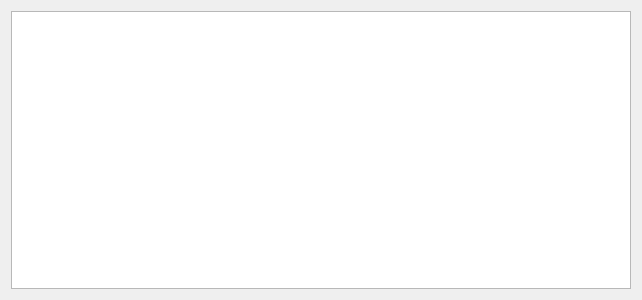
First picture: the form in trayapp.ui, repository lpotter/qconnman, before the edit.
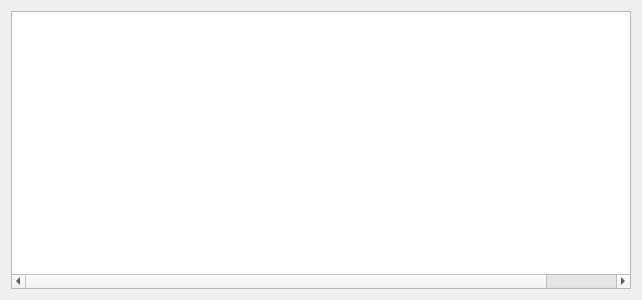
Second picture: the form after the edit.

Patch:
```diff
--- a/trayapp.ui
+++ b/trayapp.ui
@@ -66,6 +66,11 @@
        <string>Security</string>
       </property>
      </column>
+     <column>
+      <property name="text">
+       <string>Address</string>
+      </property>
+     </column>
     </widget>
    </item>
   </layout>
```
